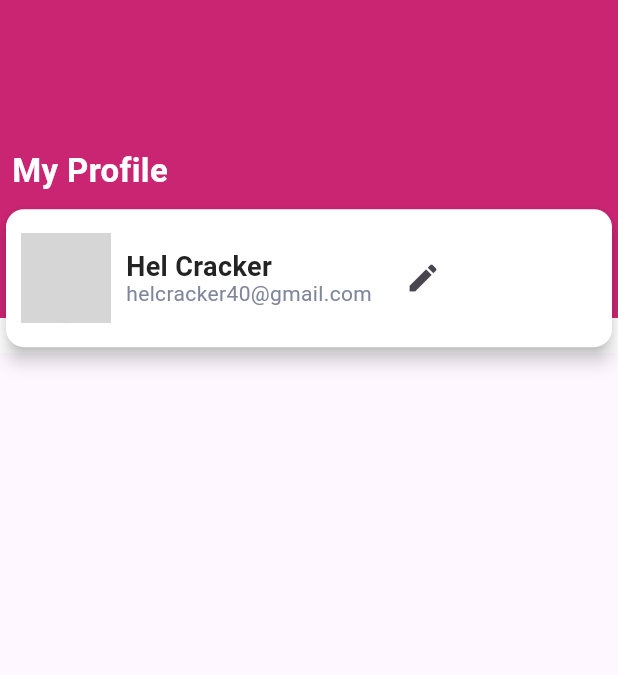
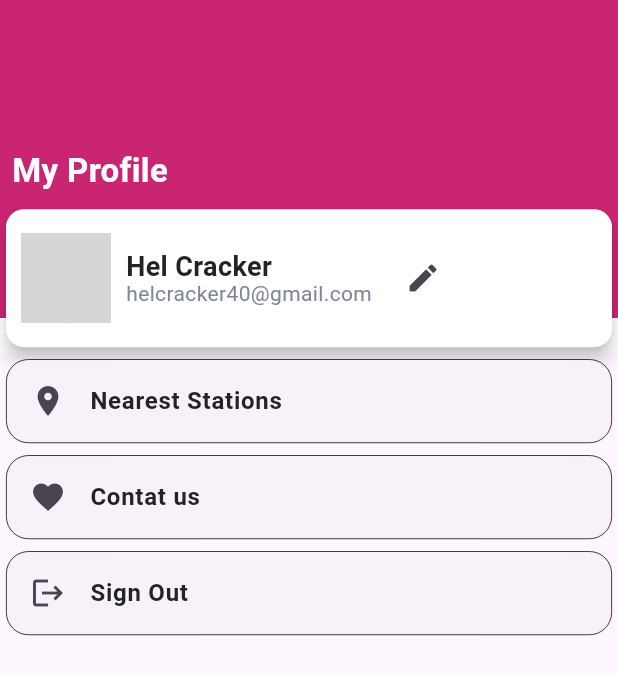
Before and after one commit to Ansh-Choudhary-1/Saavi, a Flutter app: the Profile screen opened directly, on a phone screen of 412 x 824 dp. Shown: the top 675 px of the screen. Run offline on Flutter 3.47's test engine with Material 3 defaults, Android fonts, the phone set to English and light mode, and no system bars; our stand-ins replace shared_preferences; missing offline and left inert: flutter_swipe_detector; accounts and stored records are empty; network calls fail; grey boxes are pictures that could not be loaded.

Commit message:
all done

```diff
--- a/lib/components/input_field.dart
+++ b/lib/components/input_field.dart
@@ -4,11 +4,13 @@ import 'package:saavi/pallete/colors_pallete.dart';
 class InputField extends StatefulWidget {
   final String labelText;
   final bool isPassword;
+  final TextInputType? type;
   final String? value;
   final TextEditingController? controller;
   const InputField(
       {required this.isPassword,
       required this.labelText,
+      this.type = TextInputType.text,
       this.value,
       this.controller,
       super.key});
@@ -24,6 +26,7 @@ class _InputFieldState extends State<InputField> {
     return TextFormField(
         readOnly: widget.value == null ? false : true,
         initialValue: widget.value,
+        keyboardType: widget.type,
         controller: widget.controller,
         decoration: InputDecoration(
             suffixIcon: widget.isPassword
--- a/lib/screens/forgot_password.dart
+++ b/lib/screens/forgot_password.dart
@@ -45,7 +45,11 @@ class _ForgotPasswordState extends State<ForgotPassword> {
             const SizedBox(
               height: 10,
             ),
-            const InputField(isPassword: false, labelText: "Email"),
+            const InputField(
+              isPassword: false,
+              labelText: "Email",
+              type: TextInputType.emailAddress,
+            ),
             const SizedBox(
               height: 20,
             ),
--- a/lib/screens/main_screen/bussiness.dart
+++ b/lib/screens/main_screen/bussiness.dart
@@ -101,6 +101,7 @@ class Bussiness extends StatelessWidget {
                         child: TextFormField(
                           maxLines: null,
                           expands: true,
+                          keyboardType: TextInputType.multiline,
                           decoration: InputDecoration(
                               labelText: 'Report',
                               labelStyle: const TextStyle(color: Colors.grey),
--- a/lib/screens/main_screen/profile.dart
+++ b/lib/screens/main_screen/profile.dart
@@ -1,5 +1,7 @@
 import 'package:flutter/material.dart';
 import 'package:saavi/pallete/colors_pallete.dart';
+import 'package:saavi/screens/main_screen/edit_profile.dart';
+import 'package:saavi/screens/sign_in.dart';
 
 class Profile extends StatelessWidget {
   const Profile({super.key});
@@ -7,7 +9,9 @@ class Profile extends StatelessWidget {
   @override
   Widget build(BuildContext context) {
     return Scaffold(
-      body: Container(
+      body: Column(
+        children: [
+          Container(
               height: MediaQuery.of(context).size.height / 3.5,
               width: double.maxFinite,
               decoration: BoxDecoration(
@@ -83,16 +87,107 @@ class Profile extends StatelessWidget {
                               flex: 1,
                               child: IconButton(
                                 icon: const Icon(Icons.edit),
-                            onPressed: () {},
+                                onPressed: () {
+                                  Navigator.push(
+                                      context,
+                                      MaterialPageRoute(
+                                          builder: (BuildContext? context) =>
+                                              const EditProfile()));
+                                },
                               ),
                             ),
                           ],
                         ),
                       ),
                     ),
-              )
+                  ),
                 ],
               )),
+          Card(
+            borderOnForeground: true,
+            shape: RoundedRectangleBorder(
+              borderRadius: BorderRadius.circular(
+                  15.0), // Adjust the border radius as needed
+              side: const BorderSide(
+                color: Colors.black, // Set the border color here
+                width: 0.5, // Set the border width here
+              ),
+            ),
+            elevation: 0,
+            child: ListTile(
+              leading: const Icon(Icons.location_on),
+              title: const Text(
+                'Nearest Stations',
+                style: TextStyle(
+                  color: Color(0xFF232323),
+                  fontSize: 16,
+                  fontFamily: 'Roboto',
+                  fontWeight: FontWeight.w600,
+                  height: 0,
+                ),
+              ),
+              onTap: () {},
+            ),
+          ),
+          Card(
+            borderOnForeground: true,
+            shape: RoundedRectangleBorder(
+              borderRadius: BorderRadius.circular(
+                  15.0), // Adjust the border radius as needed
+              side: const BorderSide(
+                color: Colors.black, // Set the border color here
+                width: 0.5, // Set the border width here
+              ),
+            ),
+            elevation: 0,
+            child: ListTile(
+              leading: const Icon(Icons.favorite),
+              title: const Text(
+                'Contat us',
+                style: TextStyle(
+                  color: Color(0xFF232323),
+                  fontSize: 16,
+                  fontFamily: 'Roboto',
+                  fontWeight: FontWeight.w600,
+                  height: 0,
+                ),
+              ),
+              onTap: () {},
+            ),
+          ),
+          Card(
+            borderOnForeground: true,
+            shape: RoundedRectangleBorder(
+              borderRadius: BorderRadius.circular(
+                  15.0), // Adjust the border radius as needed
+              side: const BorderSide(
+                color: Colors.black, // Set the border color here
+                width: 0.5, // Set the border width here
+              ),
+            ),
+            elevation: 0,
+            child: ListTile(
+              leading: const Icon(Icons.logout),
+              title: const Text(
+                'Sign Out',
+                style: TextStyle(
+                  color: Color(0xFF232323),
+                  fontSize: 16,
+                  fontFamily: 'Roboto',
+                  fontWeight: FontWeight.w600,
+                  height: 0,
+                ),
+              ),
+              onTap: () {
+                Navigator.pushReplacement(
+                    context,
+                    MaterialPageRoute(
+                        builder: (BuildContext? context) => const SignIn()));
+              },
+            ),
+          ),
+        ],
+      ),
     );
   }
 }
--- a/lib/screens/sign_in.dart
+++ b/lib/screens/sign_in.dart
@@ -63,6 +63,7 @@ class _SignInState extends State<SignIn> {
             const InputField(
               isPassword: false,
               labelText: "Email",
+              type: TextInputType.emailAddress,
             ),
             const SizedBox(
               height: 20,
--- a/lib/screens/sign_up.dart
+++ b/lib/screens/sign_up.dart
@@ -114,6 +114,7 @@ class _SignUpState extends State<SignUp> {
               const InputField(
                 isPassword: false,
                 labelText: "Name",
+                type: TextInputType.name,
               ),
               const SizedBox(
                 height: 20,
@@ -128,6 +129,7 @@ class _SignUpState extends State<SignUp> {
               const InputField(
                 isPassword: false,
                 labelText: "Aadhar",
+                type: TextInputType.number,
               ),
               const SizedBox(
                 height: 20,
@@ -135,6 +137,7 @@ class _SignUpState extends State<SignUp> {
               const InputField(
                 isPassword: false,
                 labelText: "Emergeny Contact 1",
+                type: TextInputType.phone,
               ),
               const SizedBox(
                 height: 20,
@@ -142,6 +145,7 @@ class _SignUpState extends State<SignUp> {
               const InputField(
                 isPassword: false,
                 labelText: "Emergeny Contact 2",
+                type: TextInputType.phone,
               ),
               const SizedBox(
                 height: 50,
```
Also changed, not shown: lib/screens/main_screen/edit_profile.dart (added, +93 -0 lines), flutter_01.png (added). Lines whose indentation alone changed are shown as unchanged.
